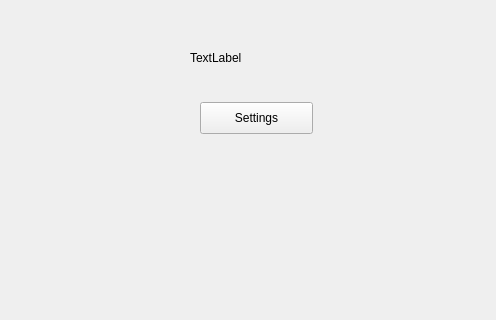
Old version of the form gui_file.ui in the repository anhnda/DemoApp; both pictures show x 0 to 496 and y 397 to 717 of the 1092 by 717 pixel window.
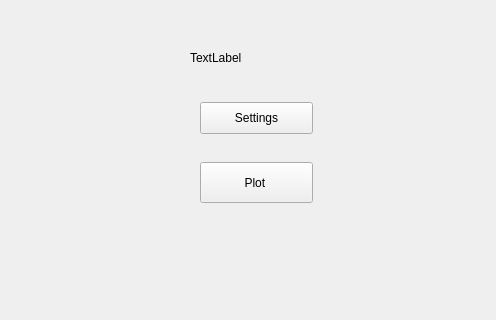
New version of the form.

The edit to the form file:
```diff
--- a/gui_file.ui
+++ b/gui_file.ui
@@ -136,6 +136,19 @@
      </rect>
     </property>
    </widget>
+   <widget class="QPushButton" name="xplot">
+    <property name="geometry">
+     <rect>
+      <x>200</x>
+      <y>540</y>
+      <width>113</width>
+      <height>41</height>
+     </rect>
+    </property>
+    <property name="text">
+     <string>Plot </string>
+    </property>
+   </widget>
   </widget>
   <widget class="QMenuBar" name="menubar">
    <property name="geometry">
```
Left out of the diff: 17 changed lines with no effect on the pictures.
